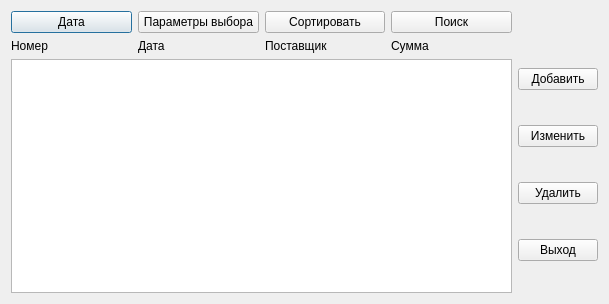
Old version of the form prihod.ui in the repository VladOk3333/market.
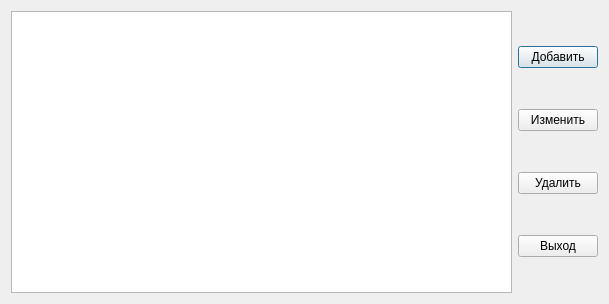
New version of the form.

What changed in the file:
```diff
--- a/prihod.ui
+++ b/prihod.ui
@@ -23,70 +23,12 @@
    <item row="0" column="0">
     <layout class="QGridLayout" name="gridLayout">
      <item row="0" column="0">
-      <layout class="QHBoxLayout" name="horizontalLayout">
-       <item>
-        <widget class="QPushButton" name="prihodDate">
-         <property name="text">
-          <string>Дата</string>
-         </property>
-        </widget>
-       </item>
-       <item>
-        <widget class="QPushButton" name="prihodParam">
-         <property name="text">
-          <string>Параметры выбора</string>
-         </property>
-        </widget>
-       </item>
-       <item>
-        <widget class="QPushButton" name="prihodSort">
-         <property name="text">
-          <string>Сортировать</string>
-         </property>
-        </widget>
-       </item>
-       <item>
-        <widget class="QPushButton" name="prihodSearch">
-         <property name="text">
-          <string>Поиск</string>
-         </property>
-        </widget>
-       </item>
-      </layout>
+      <layout class="QHBoxLayout" name="horizontalLayout"/>
      </item>
      <item row="1" column="0">
       <layout class="QVBoxLayout" name="verticalLayout_2">
        <item>
-        <layout class="QHBoxLayout" name="horizontalLayout_2">
-         <item>
-          <widget class="QLabel" name="label">
-           <property name="text">
-            <string>Номер</string>
-           </property>
-          </widget>
-         </item>
-         <item>
-          <widget class="QLabel" name="label_2">
-           <property name="text">
-            <string>Дата</string>
-           </property>
-          </widget>
-         </item>
-         <item>
-          <widget class="QLabel" name="label_3">
-           <property name="text">
-            <string>Поставщик</string>
-           </property>
-          </widget>
-         </item>
-         <item>
-          <widget class="QLabel" name="label_4">
-           <property name="text">
-            <string>Сумма</string>
-           </property>
-          </widget>
-         </item>
-        </layout>
+        <layout class="QHBoxLayout" name="horizontalLayout_2"/>
        </item>
        <item>
         <widget class="QTableWidget" name="prihodList">
@@ -99,12 +41,19 @@
          <property name="gridStyle">
           <enum>Qt::SolidLine</enum>
          </property>
+         <property name="columnCount">
+          <number>4</number>
+         </property>
          <attribute name="horizontalHeaderVisible">
           <bool>false</bool>
          </attribute>
          <attribute name="verticalHeaderVisible">
           <bool>false</bool>
          </attribute>
+         <column/>
+         <column/>
+         <column/>
+         <column/>
         </widget>
        </item>
       </layout>
```
